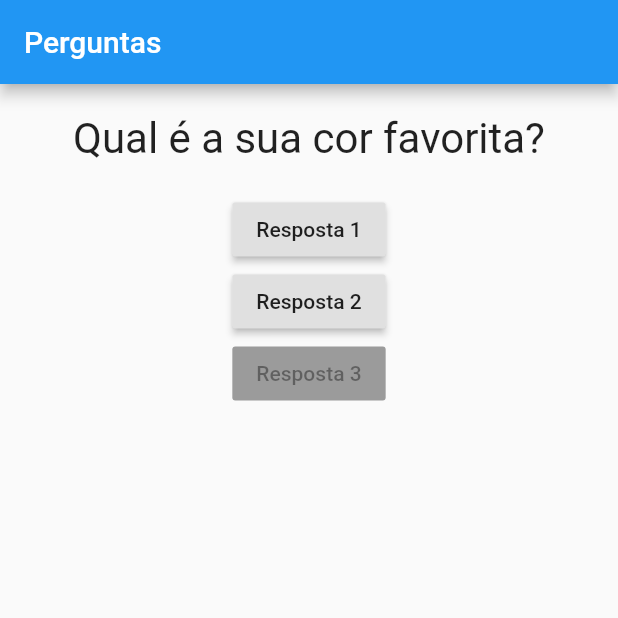
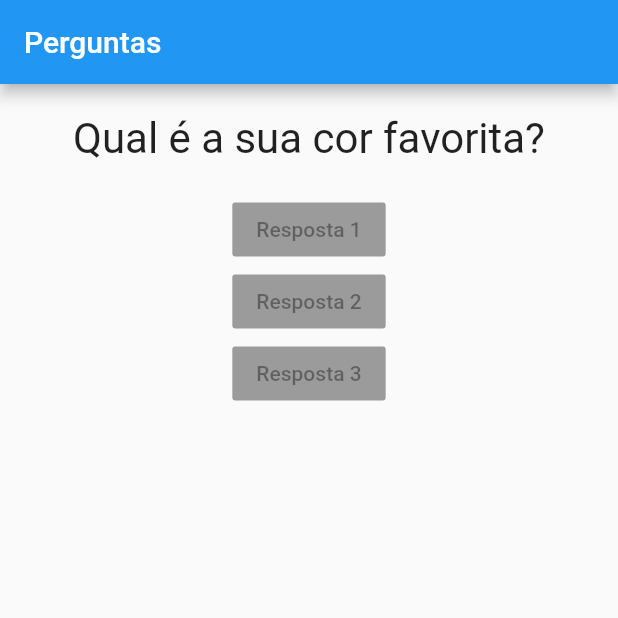
Before and after one commit to piovani/flutter_quiz, a Flutter app: the screen it shows after launch, on a phone screen of 412 x 824 dp, the top half of it. Run offline on Flutter 3.47's test engine with Material 2 defaults, Android fonts, the phone set to English and light mode, and no system bars.

Commit message:
New component Resposta

```diff
--- a/lib/main.dart
+++ b/lib/main.dart
@@ -1,6 +1,7 @@
 import 'package:flutter/material.dart';
 import 'package:flutter/widgets.dart';
 import './questao.dart';
+import './resposta.dart';
 
 main() {
   runApp(new PerguntaApp());
@@ -40,18 +41,9 @@ class _PerguntaAppState extends State<PerguntaApp> {
         body: Column(
           children: <Widget>[
             Questao(perguntas[_perguntaSelecionada]),
-            RaisedButton(
-              child: Text('Resposta 1'),
-              onPressed: _responder,
-            ),
-            RaisedButton(
-              child: Text('Resposta 2'),
-              onPressed:  _responder,
-            ),
-            RaisedButton(
-              child: Text('Resposta 3'),
-              onPressed:  null,
-            ),
+            Resposta('Resposta 1'),
+            Resposta('Resposta 2'),
+            Resposta('Resposta 3'),
           ],
         ),
       ),
--- /dev/null
+++ b/lib/resposta.dart
@@ -0,0 +1,16 @@
+import 'package:flutter/material.dart';
+import 'package:flutter/widgets.dart';
+
+class Resposta extends StatelessWidget {
+  final String texto;
+
+  Resposta(this.texto);
+
+  @override
+  Widget build(BuildContext context) {
+    return RaisedButton(
+        onPressed: null,
+        child: Text(texto),
+    );
+  }
+}
```
